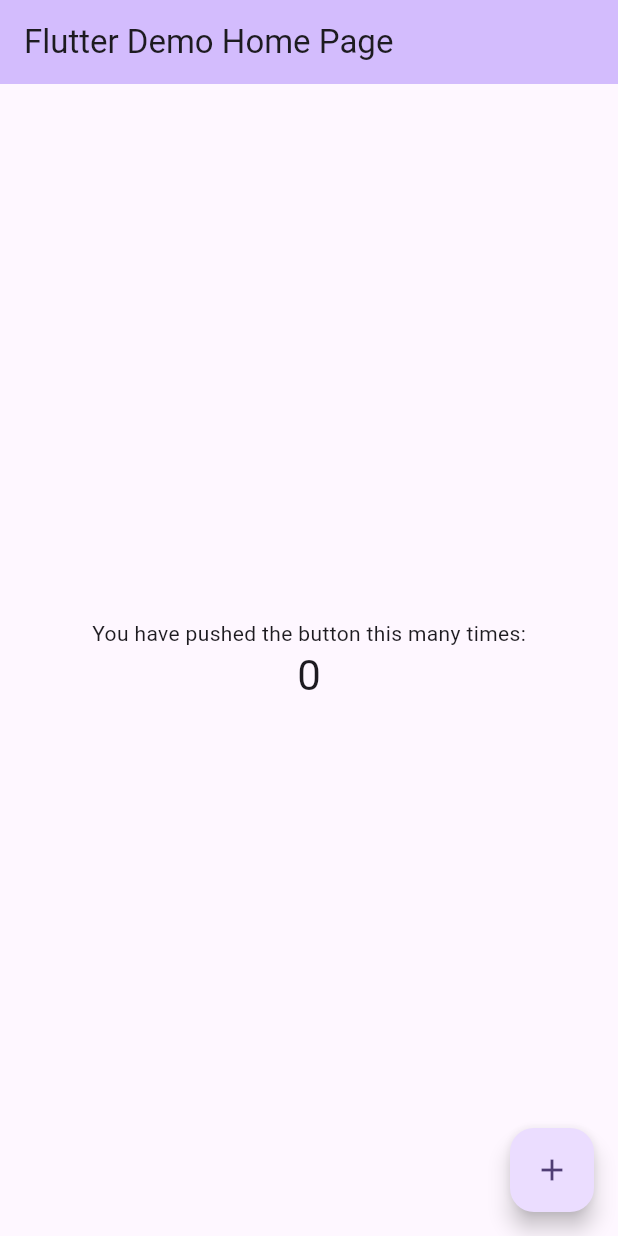
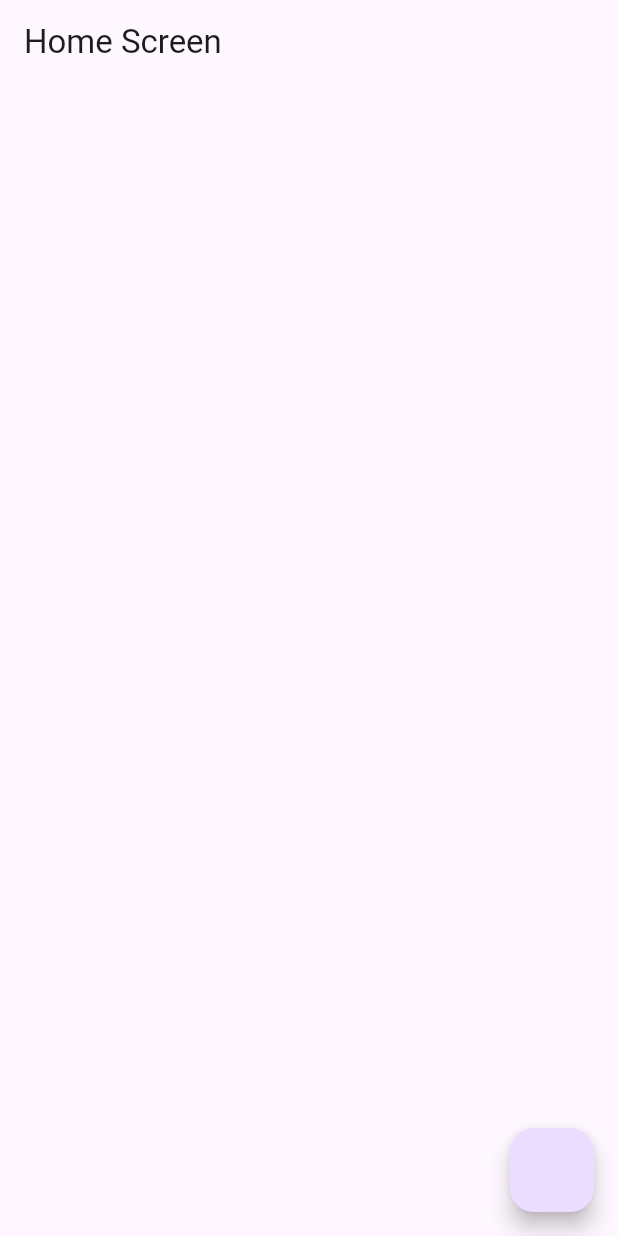
Before and after one commit to nicowalter256/sqflite-flutter-crud, a Flutter app: the screen it shows after launch, on a phone screen of 412 x 824 dp. Run offline on Flutter 3.47's test engine with Material 3 defaults, Android fonts, the phone set to English and light mode, and no system bars; our stand-ins replace sqflite; accounts and stored records are empty.

Commit message:
Added sqlite setup

```diff
--- /dev/null
+++ b/lib/db_helper.dart
@@ -0,0 +1,59 @@
+import 'package:sqflite/sqflite.dart' as sql;
+
+class SQLHelper {
+  static Future<void> createTables(sql.Database database) async {
+    await database.execute(
+        """CREATE TABLE data(id INTEGER PRIMARY KEY AUTOINCREMENT NOT NULL,
+    title TEXT,
+    desc TEXT,
+    createdAt TIMESTAMP NOT NULL DEFAULT CURRENT TIMESTAMP
+     )""");
+  }
+
+  static Future<sql.Database> db() async {
+    return sql.openDatabase("database_name.db", version: 1,
+        onCreate: (sql.Database database, int version) async {
+      await createTables(database);
+    });
+  }
+
+  static Future<int> createData(String title, String? desc) async {
+    final db = await SQLHelper.db();
+    final data = {'title': title, 'desc': desc};
+    final id = await db.insert('data', data,
+        conflictAlgorithm: sql.ConflictAlgorithm.replace);
+    return id;
+  }
+
+  static Future<List<Map<String, dynamic>>> getAllData() async {
+    final db = await SQLHelper.db();
+    return db.query('data', orderBy: 'id');
+  }
+
+  static Future<List<Map<String, dynamic>>> getSingleData(int id) async {
+    final db = await SQLHelper.db();
+    return db.query('data', where: "id = ?", whereArgs: [id], limit: 1);
+  }
+
+  static Future<int> updateData(int id, String title, String? desc) async {
+    final db = await SQLHelper.db();
+    final data = {
+      'title': title,
+      'desc': desc,
+      'createdAt': DateTime.now().toString(),
+    };
+    final result = await db.update('data', data,
+        where: 'id = ?',
+        whereArgs: [id],
+        conflictAlgorithm: sql.ConflictAlgorithm.replace);
+    return result;
+  }
+
+  static Future<void> deleteData(int id) async {
+    final db = await SQLHelper.db();
+
+    try {
+      await db.delete('data', where: 'id = ?', whereArgs: [id]);
+    } catch (e) {}
+  }
+}
--- /dev/null
+++ b/lib/home_screen.dart
@@ -0,0 +1,103 @@
+import 'package:flutter/material.dart';
+import 'package:sqlite_crude_app/db_helper.dart';
+
+class HomeScreen extends StatefulWidget {
+  const HomeScreen({super.key});
+
+  @override
+  State<HomeScreen> createState() => _HomeScreenState();
+}
+
+class _HomeScreenState extends State<HomeScreen> {
+  List<Map<String, dynamic>> allData = [];
+
+  bool isLoading = true;
+
+  void refreshData() async {
+    final data = await SQLHelper.getAllData();
+
+    setState(() {
+      allData = data;
+      isLoading = false;
+    });
+  }
+
+  @override
+  void initState() {
+    super.initState();
+    refreshData();
+  }
+
+  final TextEditingController _titleEditingController = TextEditingController();
+  final TextEditingController _descEditingController = TextEditingController();
+
+  Future<void> addData() async {
+    await SQLHelper.createData(
+        _titleEditingController.text, _descEditingController.text);
+    refreshData();
+  }
+
+  Future<void> updateData(int id) async {
+    await SQLHelper.updateData(
+        id, _titleEditingController.text, _descEditingController.text);
+    refreshData();
+  }
+
+  void deleteData(int id) async {
+    await SQLHelper.deleteData(id);
+    ScaffoldMessenger.of(context).showSnackBar(
+      const SnackBar(
+        backgroundColor: Colors.red,
+        content: Text('User deleted'),
+      ),
+    );
+    refreshData();
+  }
+
+  void showButtonSheet(int? id) async {
+    if (id != null) {
+      final existingData = allData.firstWhere((element) => element[id] == id);
+      _titleEditingController.text = existingData['title'];
+      _descEditingController.text = existingData['desc'];
+    }
+
+    showModalBottomSheet(
+      elevation: 5,
+      isScrollControlled: true,
+      context: context,
+      builder: (_) => Container(
+        child: Padding(
+          padding: const EdgeInsets.only(top: 30, left: 15, right: 15),
+          child: Column(
+            mainAxisSize: MainAxisSize.min,
+            crossAxisAlignment: CrossAxisAlignment.end,
+            children: [],
+          ),
+        ),
+      ),
+    );
+  }
+
+  @override
+  Widget build(BuildContext context) {
+    return Scaffold(
+      floatingActionButton: FloatingActionButton(onPressed: () => {}),
+      appBar: AppBar(
+        title: const Text('Home Screen'),
+      ),
+      body: isLoading
+          ? const Center(child: CircularProgressIndicator())
+          : ListView.builder(
+              itemCount: allData.length,
+              itemBuilder: (BuildContext context, index) {
+                var data = allData[index];
+                return ListTile(
+                  title: Padding(
+                    padding: const EdgeInsets.symmetric(vertical: 5),
+                    child: Text(data['title']),
+                  ),
+                );
+              }),
+    );
+  }
+}
--- a/lib/main.dart
+++ b/lib/main.dart
@@ -1,4 +1,5 @@
 import 'package:flutter/material.dart';
+import 'package:sqlite_crude_app/home_screen.dart';
 
 void main() {
   runApp(const MyApp());
@@ -11,100 +12,13 @@ class MyApp extends StatelessWidget {
   @override
   Widget build(BuildContext context) {
     return MaterialApp(
+      debugShowCheckedModeBanner: false,
       title: 'Flutter Demo',
       theme: ThemeData(
         colorScheme: ColorScheme.fromSeed(seedColor: Colors.deepPurple),
         useMaterial3: true,
       ),
-      home: const MyHomePage(title: 'Flutter Demo Home Page'),
+      home: const HomeScreen(),
     );
   }
 }
-
-class MyHomePage extends StatefulWidget {
-  const MyHomePage({super.key, required this.title});
-
-  // This widget is the home page of your application. It is stateful, meaning
-  // that it has a State object (defined below) that contains fields that affect
-  // how it looks.
-
-  // This class is the configuration for the state. It holds the values (in this
-  // case the title) provided by the parent (in this case the App widget) and
-  // used by the build method of the State. Fields in a Widget subclass are
-  // always marked "final".
-
-  final String title;
-
-  @override
-  State<MyHomePage> createState() => _MyHomePageState();
-}
-
-class _MyHomePageState extends State<MyHomePage> {
-  int _counter = 0;
-
-  void _incrementCounter() {
-    setState(() {
-      // This call to setState tells the Flutter framework that something has
-      // changed in this State, which causes it to rerun the build method below
-      // so that the display can reflect the updated values. If we changed
-      // _counter without calling setState(), then the build method would not be
-      // called again, and so nothing would appear to happen.
-      _counter++;
-    });
-  }
-
-  @override
-  Widget build(BuildContext context) {
-    // This method is rerun every time setState is called, for instance as done
-    // by the _incrementCounter method above.
-    //
-    // The Flutter framework has been optimized to make rerunning build methods
-    // fast, so that you can just rebuild anything that needs updating rather
-    // than having to individually change instances of widgets.
-    return Scaffold(
-      appBar: AppBar(
-        // TRY THIS: Try changing the color here to a specific color (to
-        // Colors.amber, perhaps?) and trigger a hot reload to see the AppBar
-        // change color while the other colors stay the same.
-        backgroundColor: Theme.of(context).colorScheme.inversePrimary,
-        // Here we take the value from the MyHomePage object that was created by
-        // the App.build method, and use it to set our appbar title.
-        title: Text(widget.title),
-      ),
-      body: Center(
-        // Center is a layout widget. It takes a single child and positions it
-        // in the middle of the parent.
-        child: Column(
-          // Column is also a layout widget. It takes a list of children and
-          // arranges them vertically. By default, it sizes itself to fit its
-          // children horizontally, and tries to be as tall as its parent.
-          //
-          // Column has various properties to control how it sizes itself and
-          // how it positions its children. Here we use mainAxisAlignment to
-          // center the children vertically; the main axis here is the vertical
-          // axis because Columns are vertical (the cross axis would be
-          // horizontal).
-          //
-          // TRY THIS: Invoke "debug painting" (choose the "Toggle Debug Paint"
-          // action in the IDE, or press "p" in the console), to see the
-          // wireframe for each widget.
-          mainAxisAlignment: MainAxisAlignment.center,
-          children: <Widget>[
-            const Text(
-              'You have pushed the button this many times:',
-            ),
-            Text(
-              '$_counter',
-              style: Theme.of(context).textTheme.headlineMedium,
-            ),
-          ],
-        ),
-      ),
-      floatingActionButton: FloatingActionButton(
-        onPressed: _incrementCounter,
-        tooltip: 'Increment',
-        child: const Icon(Icons.add),
-      ), // This trailing comma makes auto-formatting nicer for build methods.
-    );
-  }
-}
--- a/pubspec.yaml
+++ b/pubspec.yaml
@@ -35,6 +35,7 @@ dependencies:
   # The following adds the Cupertino Icons font to your application.
   # Use with the CupertinoIcons class for iOS style icons.
   cupertino_icons: ^1.0.2
+  sqflite: ^2.3.0
 
 dev_dependencies:
   flutter_test:
```
Also changed, not shown: pubspec.lock, 7 other files.
